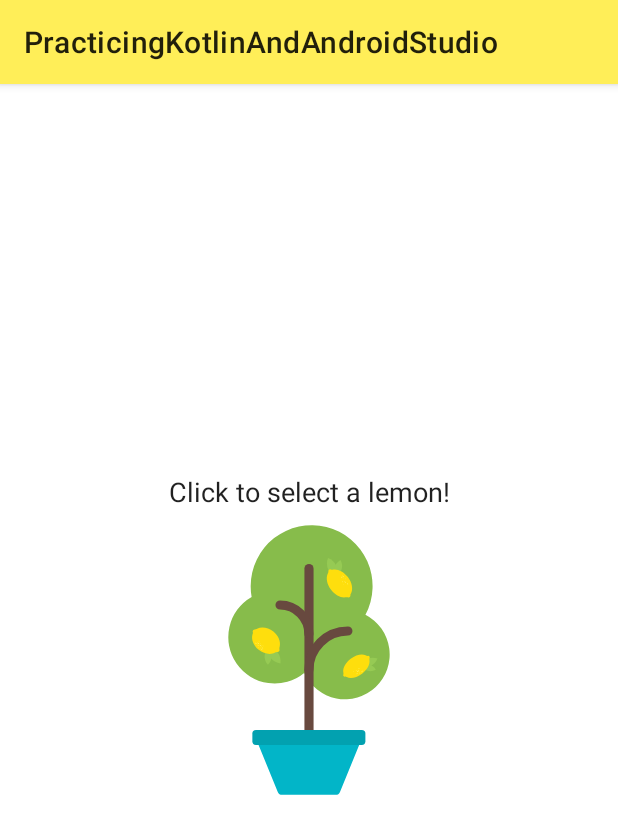
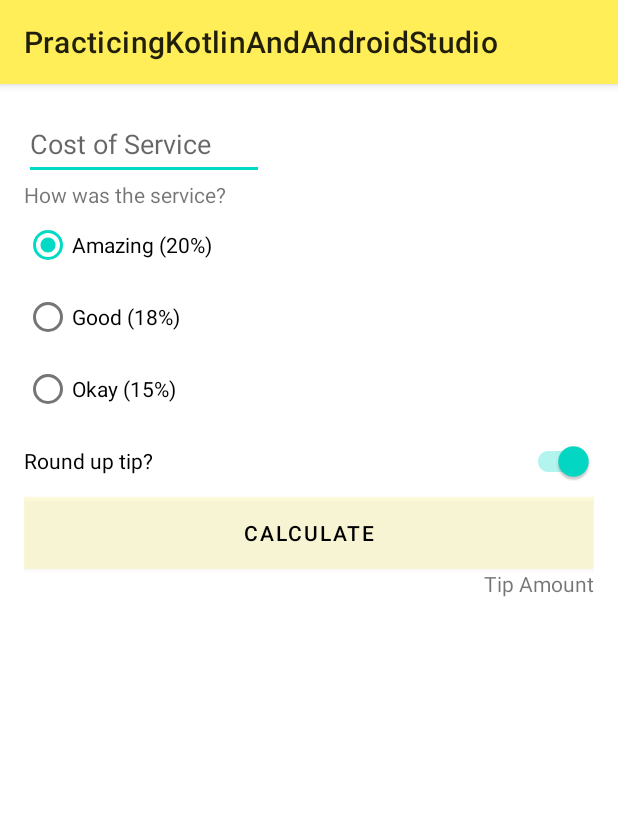
Before and after one commit to MarinaShnyakina/PracticingKotlinAndAndroidStudio, an Android app: the screen it shows after launch (Lemonade before the commit, TipTime after it), on a phone screen of 412 x 824 dp. Shown: the top 834 px of the screen. Run offline under Robolectric (Android 15) with nearby library versions, the phone set to English and light mode, and no system bars.

Commit message:
Add screen for tip time app

```diff
--- a/app/src/main/AndroidManifest.xml
+++ b/app/src/main/AndroidManifest.xml
@@ -12,10 +12,13 @@
         android:theme="@style/Theme.Lemonade"
         tools:targetApi="31">
         <activity
+            android:name=".Lemonade.Lemonade"
+            android:exported="false" />
+        <activity
             android:name=".MainActivity"
             android:exported="false" />
         <activity
-            android:name=".Lemonade.Lemonade"
+            android:name=".TipTime.TipTime"
             android:exported="true">
             <intent-filter>
                 <action android:name="android.intent.action.MAIN" />
--- /dev/null
+++ b/app/src/main/java/com/example/practicingkotlinandandroidstudio/TipTime/TipTime.kt
@@ -0,0 +1,15 @@
+package com.example.practicingkotlinandandroidstudio.TipTime
+
+import androidx.appcompat.app.AppCompatActivity
+import android.os.Bundle
+import com.example.practicingkotlinandandroidstudio.R
+import com.example.practicingkotlinandandroidstudio.databinding.ActivityTipTimeBinding
+
+class TipTime : AppCompatActivity() {
+    lateinit var binding: ActivityTipTimeBinding
+    override fun onCreate(savedInstanceState: Bundle?) {
+        super.onCreate(savedInstanceState)
+        binding = ActivityTipTimeBinding.inflate(layoutInflater)
+        setContentView(binding.root)
+    }
+}
--- /dev/null
+++ b/app/src/main/res/layout/activity_tip_time.xml
@@ -0,0 +1,84 @@
+<?xml version="1.0" encoding="utf-8"?>
+<androidx.constraintlayout.widget.ConstraintLayout xmlns:android="http://schemas.android.com/apk/res/android"
+    xmlns:app="http://schemas.android.com/apk/res-auto"
+    xmlns:tools="http://schemas.android.com/tools"
+    android:layout_width="match_parent"
+    android:layout_height="match_parent"
+    android:padding="16dp"
+    tools:context=".TipTime.TipTime">
+
+    <EditText
+        android:id="@+id/cost_of_service"
+        android:layout_width="160dp"
+        android:layout_height="wrap_content"
+        android:hint="@string/cost_of_service"
+        android:inputType="numberDecimal"
+        android:minHeight="48dp"
+        app:layout_constraintStart_toStartOf="parent"
+        app:layout_constraintTop_toTopOf="parent" />
+
+    <TextView
+        android:id="@+id/service_question"
+        android:layout_width="wrap_content"
+        android:layout_height="wrap_content"
+        android:text="@string/service_question"
+        app:layout_constraintStart_toStartOf="parent"
+        app:layout_constraintTop_toBottomOf="@id/cost_of_service" />
+
+    <RadioGroup
+        android:id="@+id/tip_options"
+        android:layout_width="wrap_content"
+        android:layout_height="wrap_content"
+        android:checkedButton="@id/option_twenty_percent"
+        android:orientation="vertical"
+        app:layout_constraintStart_toStartOf="parent"
+        app:layout_constraintTop_toBottomOf="@id/service_question">
+
+        <RadioButton
+            android:id="@+id/option_twenty_percent"
+            android:layout_width="wrap_content"
+            android:layout_height="wrap_content"
+            android:text="@string/amazing_service" />
+
+        <RadioButton
+            android:id="@+id/option_eighteen_percent"
+            android:layout_width="wrap_content"
+            android:layout_height="wrap_content"
+            android:text="@string/good_serice" />
+
+        <RadioButton
+            android:id="@+id/option_fifteen_percent"
+            android:layout_width="wrap_content"
+            android:layout_height="wrap_content"
+            android:text="@string/ok_service" />
+    </RadioGroup>
+
+    <androidx.appcompat.widget.SwitchCompat
+        android:id="@+id/round_up_switch"
+        android:layout_width="0dp"
+        android:layout_height="wrap_content"
+        android:checked="true"
+        android:text="@string/round_up_tip"
+        app:layout_constraintEnd_toEndOf="parent"
+        app:layout_constraintStart_toStartOf="@id/tip_options"
+        app:layout_constraintTop_toBottomOf="@id/tip_options" />
+
+    <Button
+        android:id="@+id/button_calculate"
+        android:layout_width="0dp"
+        android:layout_height="wrap_content"
+        android:background="@color/cardview_shadow_start_color"
+        android:text="@string/calculate"
+        app:layout_constraintEnd_toEndOf="parent"
+        app:layout_constraintStart_toStartOf="parent"
+        app:layout_constraintTop_toBottomOf="@id/round_up_switch" />
+
+    <TextView
+        android:id="@+id/type_result"
+        android:layout_width="wrap_content"
+        android:layout_height="wrap_content"
+        android:text="@string/tip_amount"
+        app:layout_constraintEnd_toEndOf="parent"
+        app:layout_constraintTop_toBottomOf="@id/button_calculate" />
+
+</androidx.constraintlayout.widget.ConstraintLayout>
--- a/app/src/main/res/values/strings.xml
+++ b/app/src/main/res/values/strings.xml
@@ -8,4 +8,13 @@
     <string name="lemon_drink">Click to drink your lemonade!</string>
     <string name="lemon_empty_glass">Click to start again!</string>
     <string name="squeeze_count">Squeeze count: %1$d, keep squeezing!</string>
+
+    <string name="cost_of_service">Cost of Service</string>
+    <string name="service_question">How was the service?</string>
+    <string name="amazing_service">Amazing (20%)</string>
+    <string name="good_serice">Good (18%)</string>
+    <string name="ok_service">Okay (15%)</string>
+    <string name="round_up_tip">Round up tip?</string>
+    <string name="calculate">calculate</string>
+    <string name="tip_amount">Tip Amount</string>
 </resources>
```
